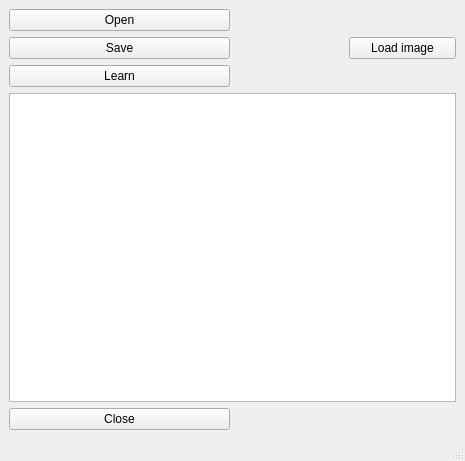
Before: the Qt Designer form Perceptron/mainwindow.ui in LisGein/LinuxCppLessons, drawn with Qt 5.
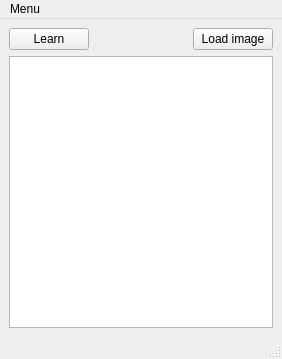
After: the same form once the commit is applied.

Commit message: Добавила меню

What changed in the file:
```diff
--- a/Perceptron/mainwindow.ui
+++ b/Perceptron/mainwindow.ui
@@ -6,8 +6,8 @@
    <rect>
     <x>0</x>
     <y>0</y>
-    <width>465</width>
-    <height>461</height>
+    <width>282</width>
+    <height>359</height>
    </rect>
   </property>
   <property name="windowTitle">
@@ -15,32 +15,7 @@
   </property>
   <widget class="QWidget" name="centralwidget">
    <layout class="QGridLayout" name="gridLayout_2">
-    <item row="0" column="0">
-     <layout class="QVBoxLayout" name="verticalLayout">
-      <item>
-       <widget class="QPushButton" name="open">
-        <property name="text">
-         <string>Open</string>
-        </property>
-       </widget>
-      </item>
-      <item>
-       <widget class="QPushButton" name="save">
-        <property name="text">
-         <string>Save</string>
-        </property>
-       </widget>
-      </item>
-      <item>
-       <widget class="QPushButton" name="learn">
-        <property name="text">
-         <string>Learn</string>
-        </property>
-       </widget>
-      </item>
-     </layout>
-    </item>
-    <item row="0" column="1">
+    <item row="0" column="2">
      <layout class="QHBoxLayout" name="horizontalLayout">
       <item>
        <widget class="QLabel" name="label">
@@ -58,13 +33,26 @@
       </item>
      </layout>
     </item>
-    <item row="1" column="0" colspan="2">
+    <item row="1" column="0" colspan="3">
      <widget class="QTextEdit" name="textEdit"/>
     </item>
-    <item row="2" column="0">
-     <widget class="QPushButton" name="close">
+    <item row="0" column="1">
+     <spacer name="horizontalSpacer">
+      <property name="orientation">
+       <enum>Qt::Horizontal</enum>
+      </property>
+      <property name="sizeHint" stdset="0">
+       <size>
+        <width>40</width>
+        <height>20</height>
+       </size>
+      </property>
+     </spacer>
+    </item>
+    <item row="0" column="0">
+     <widget class="QPushButton" name="learn">
       <property name="text">
-       <string>Close</string>
+       <string>Learn</string>
       </property>
      </widget>
     </item>
@@ -75,10 +63,19 @@
     <rect>
      <x>0</x>
      <y>0</y>
-     <width>465</width>
+     <width>282</width>
      <height>20</height>
     </rect>
    </property>
+   <widget class="QMenu" name="menuQ">
+    <property name="title">
+     <string>Menu</string>
+    </property>
+    <addaction name="actionSave"/>
+    <addaction name="actionOpen"/>
+    <addaction name="actionClose"/>
+   </widget>
+   <addaction name="menuQ"/>
   </widget>
   <widget class="QStatusBar" name="statusbar"/>
  </widget>
```
Left out of the diff: 17 changed lines with no effect on the pictures. The commit also changes 1 other file.
